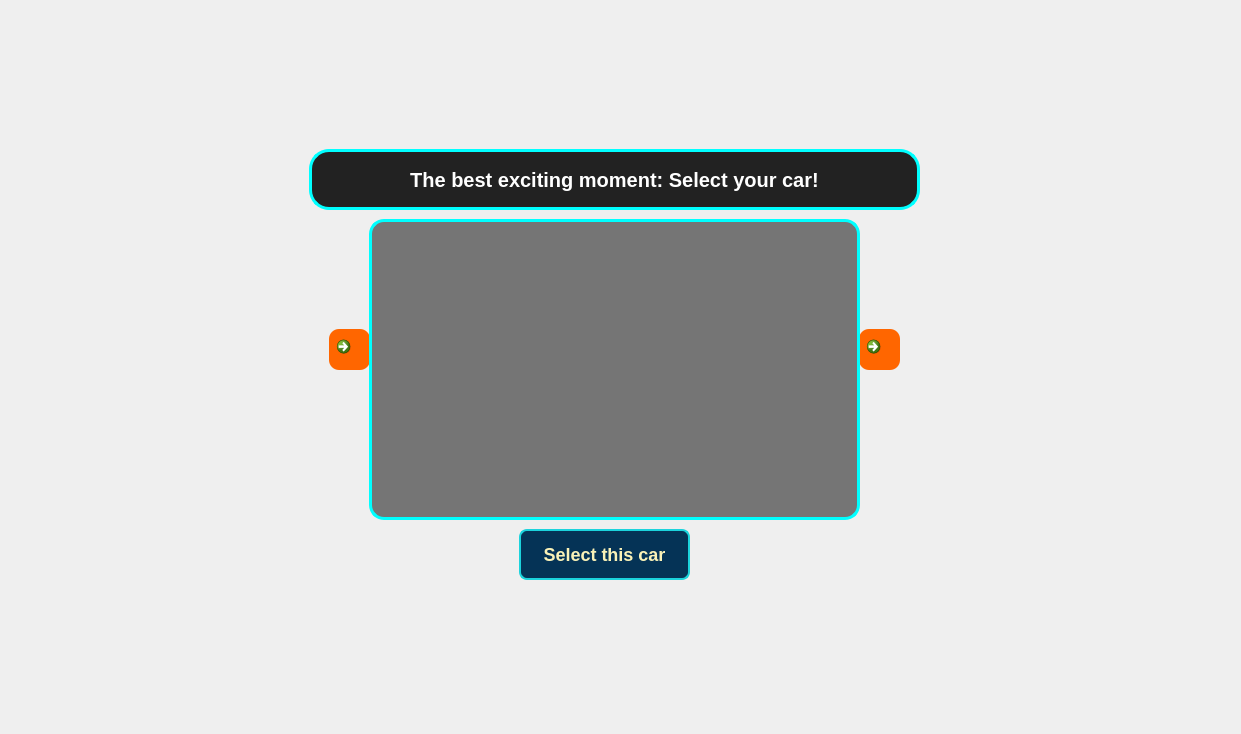
vcalomi/need-for-speed-2025c2-g9, file client/lobby/mainwindow.ui: the form before one commit.
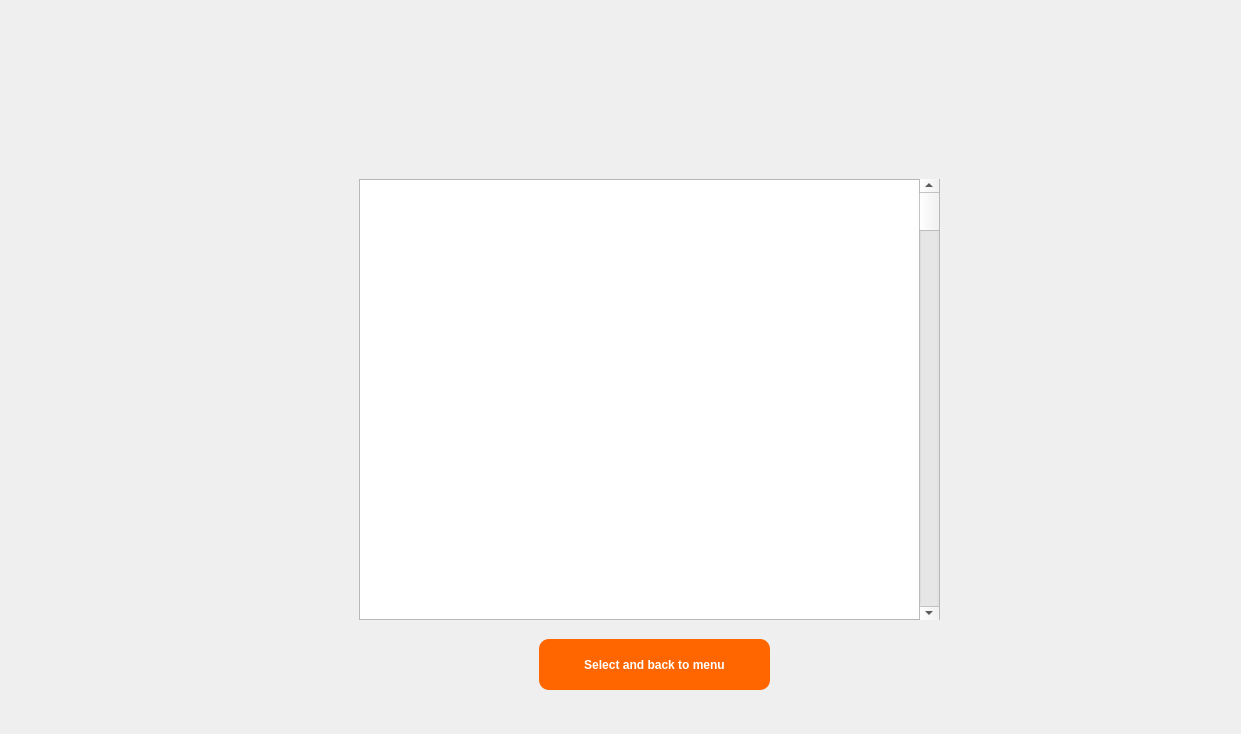
The form after the commit. Icons and pictures are not drawn.

Commit message: add editor in page_menu and when the players create room can choose the maps

The edit to the form file:
```diff
--- a/client/lobby/mainwindow.ui
+++ b/client/lobby/mainwindow.ui
@@ -36,7 +36,7 @@
 </string>
       </property>
       <property name="currentIndex">
-       <number>7</number>
+       <number>8</number>
       </property>
       <widget class="QWidget" name="page_connection">
        <widget class="QPushButton" name="connectButton">
@@ -947,6 +947,44 @@
         </property>
        </widget>
       </widget>
+      <widget class="QWidget" name="page_maps">
+       <widget class="QListWidget" name="listMaps">
+        <property name="geometry">
+         <rect>
+          <x>350</x>
+          <y>170</y>
+          <width>581</width>
+          <height>441</height>
+         </rect>
+        </property>
+       </widget>
+       <widget class="QScrollBar" name="verticalScrollBar">
+        <property name="geometry">
+         <rect>
+          <x>910</x>
+          <y>170</y>
+          <width>20</width>
+          <height>441</height>
+         </rect>
+        </property>
+        <property name="orientation">
+         <enum>Qt::Vertical</enum>
+        </property>
+       </widget>
+       <widget class="QPushButton" name="btnSelectMaps">
+        <property name="geometry">
+         <rect>
+          <x>530</x>
+          <y>630</y>
+          <width>231</width>
+          <height>51</height>
+         </rect>
+        </property>
+        <property name="text">
+         <string>Select and back to menu</string>
+        </property>
+       </widget>
+      </widget>
      </widget>
     </item>
    </layout>
```
Left out of the diff: 17 changed lines with no effect on the pictures. The commit also changes 8 other files.
